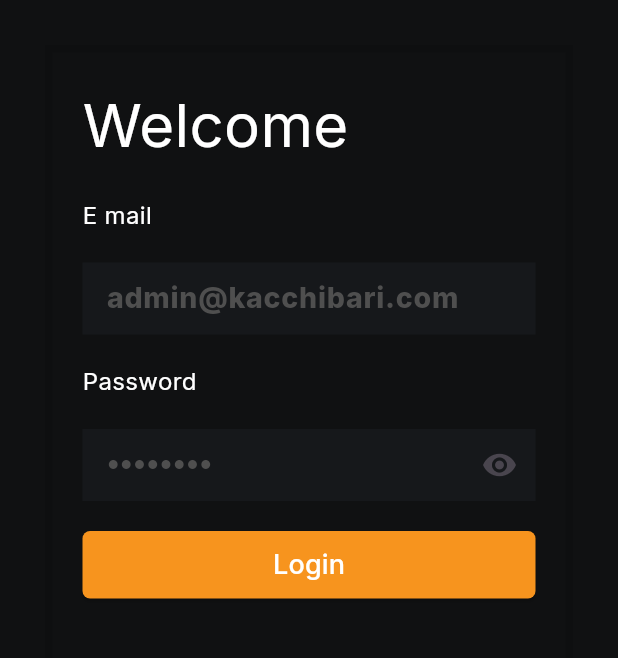
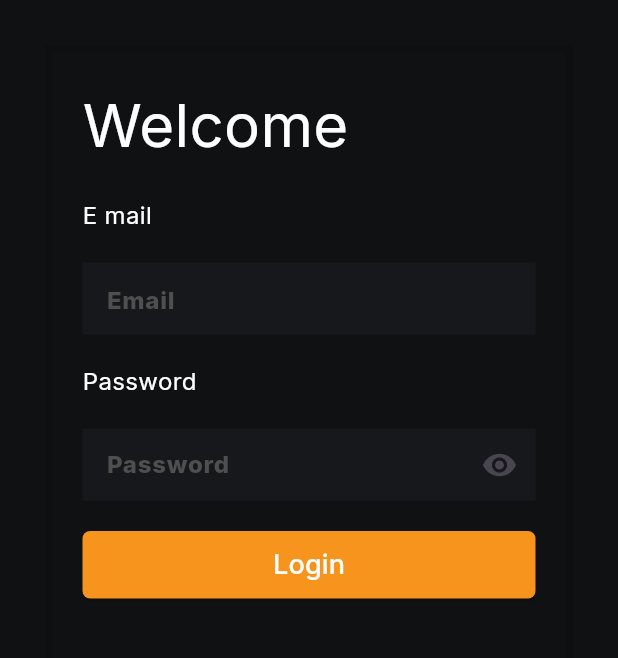
Before and after one commit to mdzihad89/kacchi_bari_admin_dashboard, a Flutter app: the screen it shows after launch, on a phone screen of 412 x 824 dp, the part 129-787 px from its top. Run offline on Flutter 3.47's test engine with Material 3 defaults, Android fonts, the phone set to English and light mode, and no system bars; our stand-ins replace dartz, dio, elegant_notification, equatable, file_picker, flutter_bloc and 8 more.

```diff
--- a/lib/features/auth/presentation/screens/login_screen.dart
+++ b/lib/features/auth/presentation/screens/login_screen.dart
@@ -21,11 +21,11 @@ class LoginScreen extends StatefulWidget {
 }
 
 class _LoginScreenState extends State<LoginScreen> {
-  final TextEditingController emailController = TextEditingController(text: "admin@kacchibari.com");
-  final TextEditingController passController = TextEditingController(text: "34413357");
+  // final TextEditingController emailController = TextEditingController(text: "admin@kacchibari.com");
+  // final TextEditingController passController = TextEditingController(text: "34413357");
 
-  // final TextEditingController emailController = TextEditingController();
-  // final TextEditingController passController = TextEditingController();
+  final TextEditingController emailController = TextEditingController();
+  final TextEditingController passController = TextEditingController();
 
   bool passwordVisible = false;
 
```
